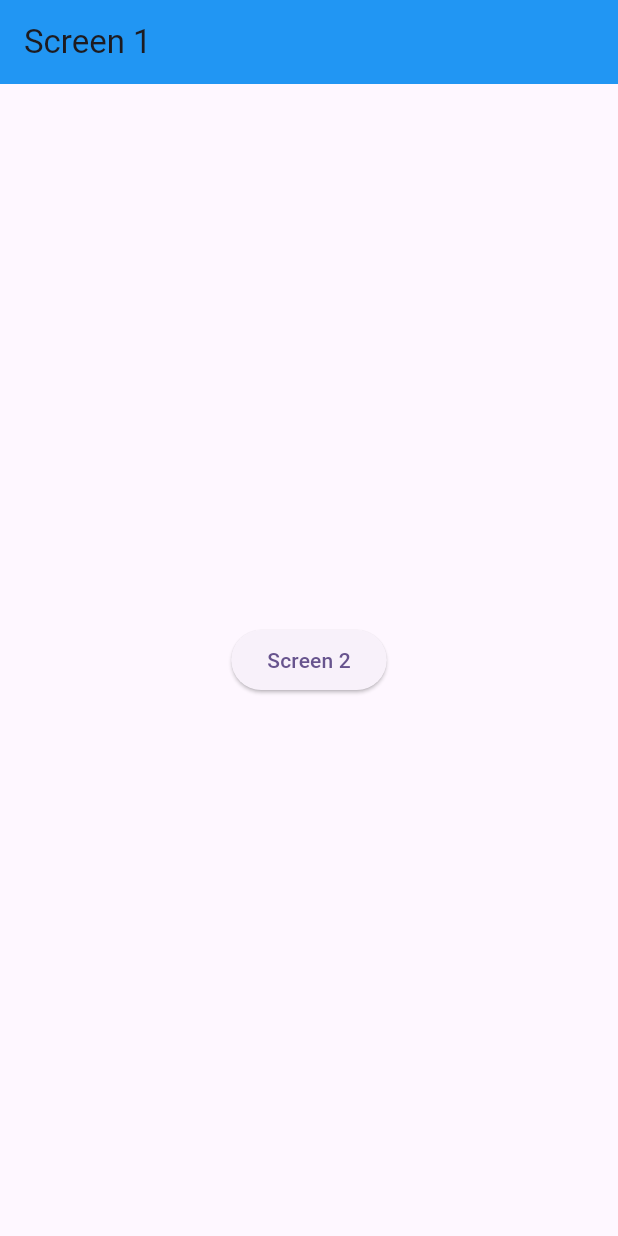
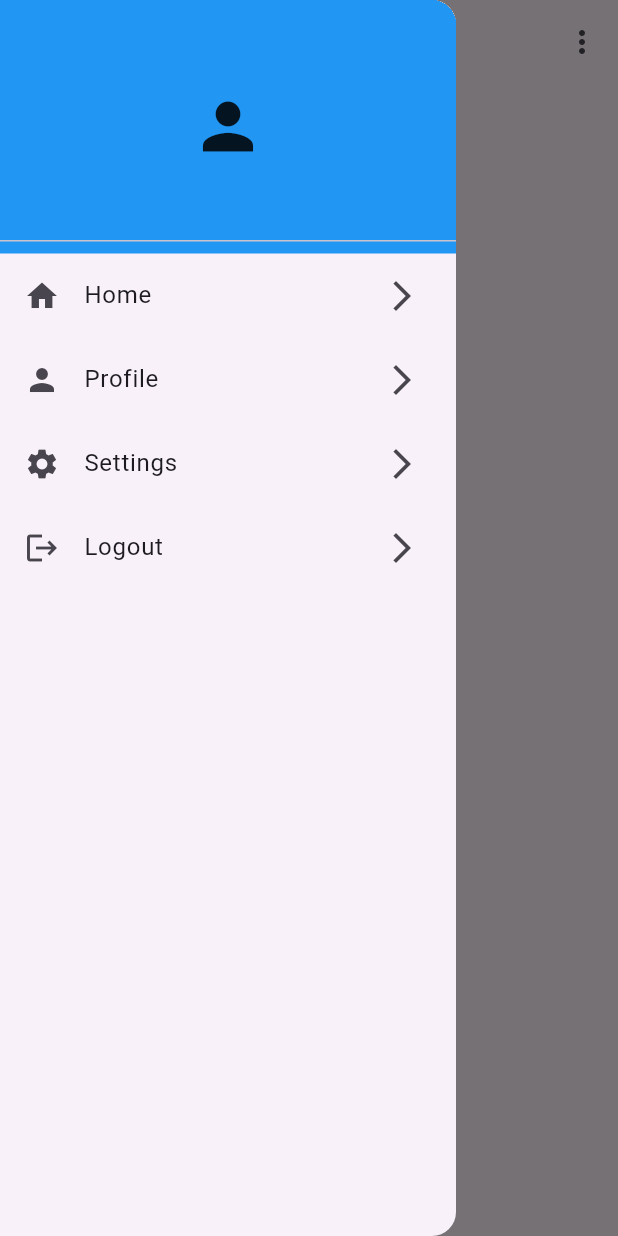
Before and after one commit to AbRehman536/Flutter_sec_9, a Flutter app: the screen it shows after launch, with the side drawer open (before the commit the screen has no drawer), on a phone screen of 412 x 824 dp. Run offline on Flutter 3.47's test engine with Material 3 defaults, Android fonts, the light colour scheme and no system bars; our stand-ins replace curved_navigation_bar, pinput, smooth_page_indicator.

Commit message:
Drawer & Popup done

```diff
--- /dev/null
+++ b/lib/drawer.dart
@@ -0,0 +1,59 @@
+import 'package:flutter/material.dart';
+import 'package:flutter_sec_9/login_form.dart';
+
+class DrawerMenu extends StatelessWidget {
+  const DrawerMenu({super.key});
+
+  @override
+  Widget build(BuildContext context) {
+    return Scaffold(
+      appBar: AppBar(
+        title: Text("Drawer Menu"),
+        actions: [
+          PopupMenuButton(itemBuilder: (BuildContext context) {
+            return [
+              PopupMenuItem(child: TextButton(onPressed: (){}, child: Text("Profile"))),
+              PopupMenuItem(child: TextButton(onPressed: (){}, child: Text("Settings"))),
+              PopupMenuItem(child: TextButton(onPressed: (){}, child: Text("Linked Device"))),
+              PopupMenuItem(child: TextButton(onPressed: (){
+                Navigator.pop(context);
+              }, child: Text("Logout"))),
+            ];
+          },)
+        ],
+      ),
+      drawer: Drawer(child:
+      ListView(children: [
+        Container(
+            color: Colors.blue,
+            child: DrawerHeader(child: Icon(Icons.person, size: 50,))),
+        ListTile(
+          leading: Icon(Icons.home),
+          title: Text("Home"),
+          trailing: Icon(Icons.arrow_forward_ios),
+        ),
+        ListTile(
+          leading: Icon(Icons.person),
+          title: Text("Profile"),
+          trailing: Icon(Icons.arrow_forward_ios),
+          onTap: (){
+            Navigator.push(context, MaterialPageRoute(builder: (context)=>LoginForm()));
+          },
+        ),
+        ListTile(
+          leading: Icon(Icons.settings),
+          title: Text("Settings"),
+          trailing: Icon(Icons.arrow_forward_ios),
+        ),
+        ListTile(
+          leading: Icon(Icons.logout),
+          title: Text("Logout"),
+          trailing: Icon(Icons.arrow_forward_ios),
+          onTap: (){
+            Navigator.pop(context);
+          },
+        ),
+      ],),),
+    );
+  }
+}
--- a/lib/main.dart
+++ b/lib/main.dart
@@ -6,6 +6,7 @@ import 'package:flutter_sec_9/cupertino_switch.dart';
 import 'package:flutter_sec_9/curved_bottom_bar_demo.dart';
 import 'package:flutter_sec_9/date_time_picker.dart';
 import 'package:flutter_sec_9/dialogbox.dart';
+import 'package:flutter_sec_9/drawer.dart';
 import 'package:flutter_sec_9/dropdown.dart';
 import 'package:flutter_sec_9/floating_action_button.dart';
 import 'package:flutter_sec_9/floating_action_button_extended.dart';
@@ -44,6 +45,7 @@ class MyApp extends StatelessWidget {
   @override
   Widget build(BuildContext context) {
     return MaterialApp(
+      debugShowCheckedModeBanner: false,
       title: 'Flutter Demo',
       theme: ThemeData(
         // This is the theme of your application.
@@ -63,7 +65,7 @@ class MyApp extends StatelessWidget {
         // tested with just a hot reload.
         colorScheme: ColorScheme.fromSeed(seedColor: Colors.deepPurple),
       ),
-      home: Screen1(),
+      home: DrawerMenu(),
     );
   }
 }
```
